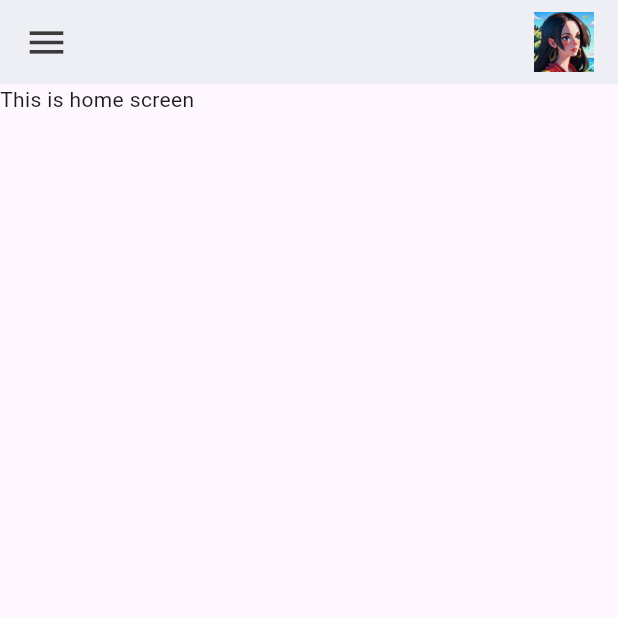
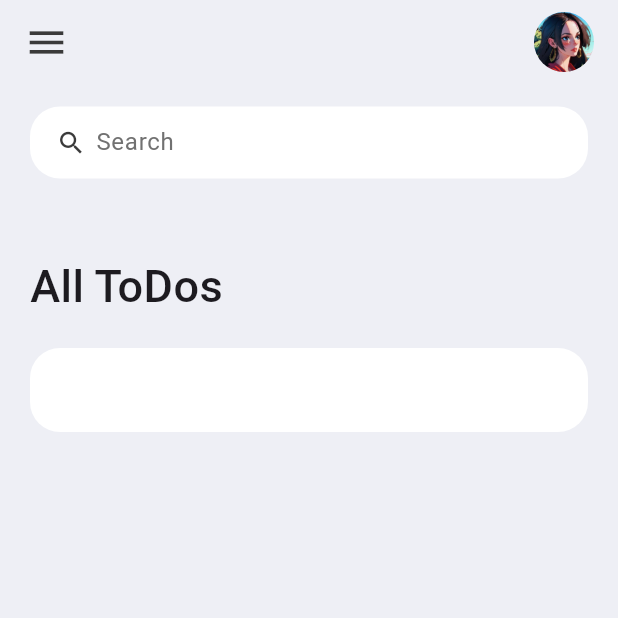
Before and after one commit to AbirAloulou/to-do-list---mobile-app, a Flutter app: the screen it shows after launch, on a phone screen of 412 x 824 dp, the top half of it. Run offline on Flutter 3.47's test engine with Material 3 defaults, Android fonts, the light colour scheme and no system bars.

Commit message:
search banner and the start of to do list

```diff
--- a/lib/main.dart
+++ b/lib/main.dart
@@ -1,4 +1,5 @@
 import 'package:flutter/material.dart';
+import 'package:flutter/services.dart';
 import 'package:to_do_list/screens/home.dart';
 
 void main() {
@@ -11,8 +12,13 @@ class MyApp extends StatelessWidget {
   // This widget is the root of your application.
   @override
   Widget build(BuildContext context) {
+    SystemChrome.setSystemUIOverlayStyle(
+        SystemUiOverlayStyle(statusBarColor: Colors.transparent));
+
     return MaterialApp(
-      title: 'Flutter Demo',
+      //Turns on a little "DEBUG" banner in debug mode to indicate that the app is in debug mode.
+      debugShowCheckedModeBanner: false,
+      title: 'ToDo App',
       home: Home(),
     );
   }
--- a/lib/screens/home.dart
+++ b/lib/screens/home.dart
@@ -1,5 +1,6 @@
 import 'package:flutter/material.dart';
-import 'package:to_do_list/constants/colors.dart';
+import '../constants/colors.dart';
+import '../widgets/todo_item.dart';
 
 class Home extends StatelessWidget {
   const Home({Key? key}) : super(key: key);
@@ -7,10 +8,70 @@ class Home extends StatelessWidget {
   @override
   Widget build(BuildContext context) {
     return Scaffold(
-      appBar: AppBar(
       backgroundColor: tdBGColor,
-        title:
-            Row(mainAxisAlignment: MainAxisAlignment.spaceBetween, children: [
+      appBar: _buildAppBar(),
+      body: Container(
+        padding: EdgeInsets.symmetric(
+          horizontal: 20,
+          vertical: 15,
+        ),
+        child: Column(children: [
+          searchBox(),
+          Expanded(
+            child: ListView(
+              children: [
+                Container(
+                  margin: EdgeInsets.only(
+                    top: 50,
+                    bottom: 20,
+                  ),
+                  child: Text(
+                    'All ToDos',
+                    style: TextStyle(
+                      fontSize: 30,
+                      fontWeight: FontWeight.w500,
+                    ),
+                  ),
+                ),
+                ToDoItem(),
+              ],
+            ),
+          )
+        ]),
+      ),
+    );
+  }
+
+//search box
+  Widget searchBox() {
+    return Container(
+      padding: EdgeInsets.symmetric(horizontal: 15),
+      decoration: BoxDecoration(
+          color: Colors.white, borderRadius: BorderRadius.circular(20)),
+      child: TextField(
+        decoration: InputDecoration(
+          contentPadding: EdgeInsets.all(0),
+          prefixIcon: Icon(
+            Icons.search,
+            color: tdBlack,
+            size: 20,
+          ),
+          prefixIconConstraints: BoxConstraints(maxHeight: 20, minWidth: 25),
+          border: InputBorder.none,
+          hintText: 'Search',
+          hintStyle: TextStyle(color: tdGrey),
+        ),
+      ),
+    );
+  }
+
+//App Bar
+  AppBar _buildAppBar() {
+    return AppBar(
+      backgroundColor: tdBGColor,
+      //The elevation controls the shadow effect displayed below the AppBar.
+      elevation: 0,
+      title: Row(mainAxisAlignment: MainAxisAlignment.spaceBetween, children: [
         Icon(
           Icons.menu,
           color: tdBlack,
@@ -20,14 +81,11 @@ class Home extends StatelessWidget {
           height: 40,
           width: 40,
           child: ClipRRect(
+            borderRadius: BorderRadius.circular(20),
             child: Image.asset('assets/images/avatar.jpeg'),
           ),
         )
       ]),
-      ),
-      body: Container(
-        child: Text('This is home screen'),
-      ),
     );
   }
 }
--- /dev/null
+++ b/lib/widgets/todo_item.dart
@@ -0,0 +1,18 @@
+import 'package:flutter/material.dart';
+
+class ToDoItem extends StatelessWidget {
+  const ToDoItem({super.key});
+
+  @override
+  Widget build(BuildContext context) {
+    return Container(
+      child: ListTile(
+        onTap: () {},
+        shape: RoundedRectangleBorder(
+          borderRadius: BorderRadius.circular(20),
+        ),
+        tileColor: Colors.white,
+      ),
+    );
+  }
+}
```
Also changed, not shown: 1 other file. Lines whose indentation alone changed are shown as unchanged.
